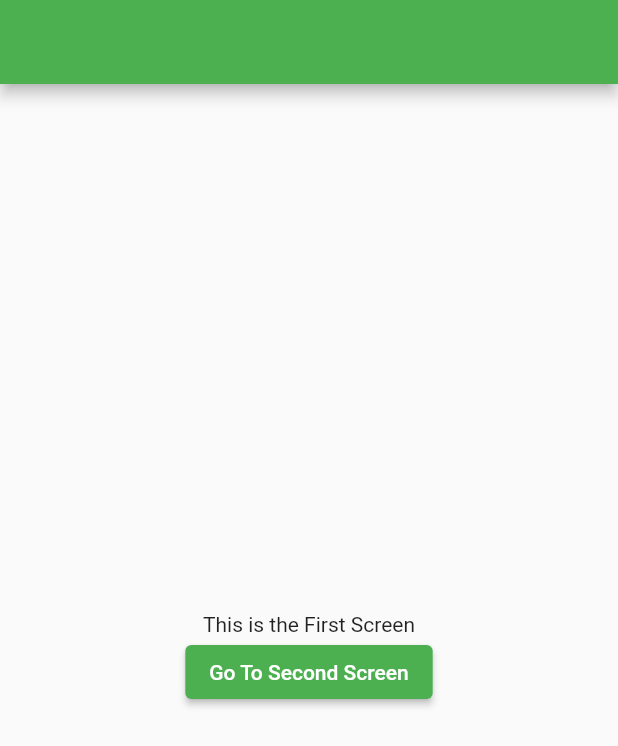
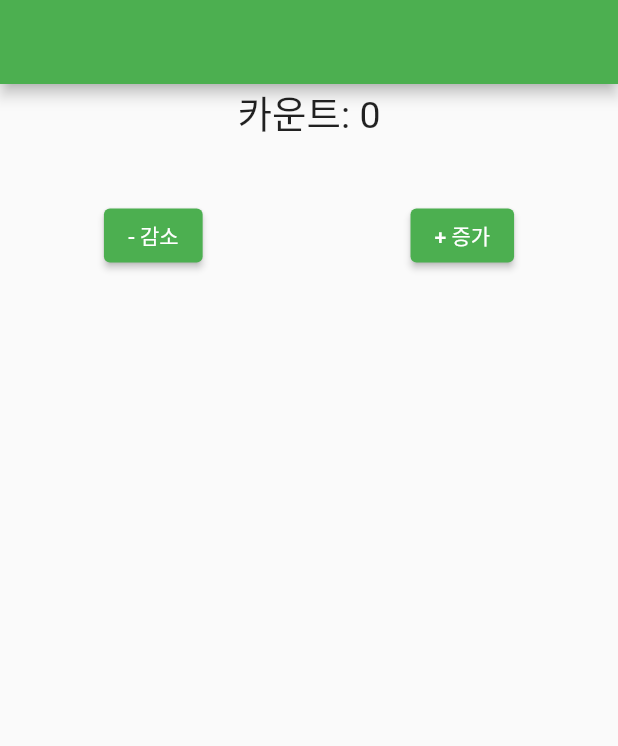
Before and after one commit to ireneeming/flutter_basic_01, a Flutter app: the screen it shows after launch, on a phone screen of 412 x 824 dp. Shown: the top 746 px of the screen. Run offline on Flutter 3.47's test engine with Material 2 defaults, Android fonts, the phone set to English and light mode, and no system bars.

```diff
--- a/lib/screens/first_screen.dart
+++ b/lib/screens/first_screen.dart
@@ -1,27 +1,50 @@
 import 'package:flutter/material.dart';
-import 'package:flutter_basic_01/screens/second_screen.dart';
 
-class FirstScreen extends StatelessWidget {
+// 클래스를 2개로 나눔
+// StatefulWidget을 상속하는 FirstScreen 클래스, State를 상속하는 _FirstScreenState 클래스
+// State를 사용하기 위해서는 StatefulWidget을 사용해야 함.
+// StatefulWidget은 State를 상속받은 _FirstScreenState 클래스를 통해서 createState(상태를 생성)해야 함
+
+class FirstScreen extends StatefulWidget {
+  _FirstScreenState createState() => _FirstScreenState();
+}
+
+class _FirstScreenState extends State<FirstScreen> {
+  // State 정의하기
+  int count = 0;
+
+  // increase() 함수 작성 setState
+  void increase() {
+    setState(() {
+      count += 1;
+    });
+  }
+
+  void decrease() {
+    setState(() {
+      count -= 1;
+    });
+  }
+
   @override
   Widget build(BuildContext context) {
     return Scaffold(
       appBar: AppBar(),
       body: Center(
         child: Column(
-          mainAxisAlignment: MainAxisAlignment.center,
           children: [
-            Text('This is the First Screen'),
-            ElevatedButton(
-                onPressed: () {
-                  Navigator.of(context).push(MaterialPageRoute(
-                      // Navigator.of(context) 이것은, 현재 위젯인 Scaffold 화면에서 이동하겠다는 뜻.
-                      // .push로 화면 이동 구현, push말 그대로 다음 화면을 쌓겠다는 의미.
-                      // MaterialPageRoute에는 새로운 화면 SecondScreen을 빌드하는 방식으로 새 화면으로 이동하겠다는 내용 작성.
-                      builder: (BuildContext context) => SecondScreen(
-                            screenData: 'Data from First Screen!!!!',
-                          )));
-                },
-                child: Text('Go To Second Screen'))
+            Text(
+              '카운트: $count',
+              style: TextStyle(fontSize: 25),
+            ),
+            const Padding(padding: EdgeInsets.all(20)),
+            Row(
+              mainAxisAlignment: MainAxisAlignment.spaceAround,
+              children: [
+                ElevatedButton(onPressed: decrease, child: const Text('- 감소')),
+                ElevatedButton(onPressed: increase, child: const Text('+ 증가'))
+              ],
+            )
           ],
         ),
       ),
```
